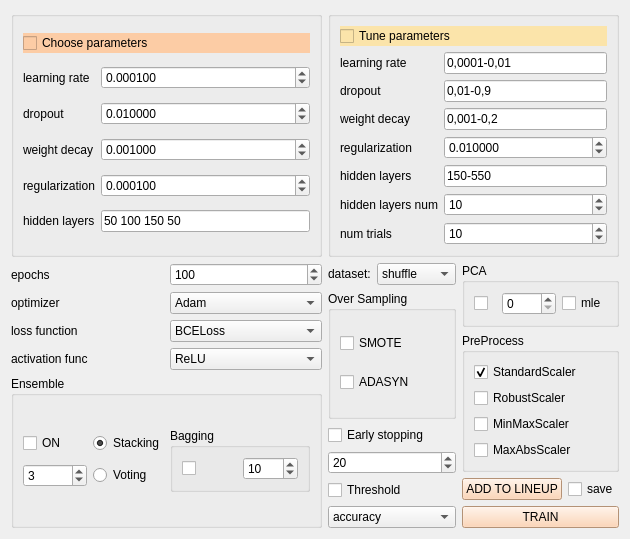
Old version of the form qt/torch_classfier.ui in the repository idergunoff/geovel_1.0.
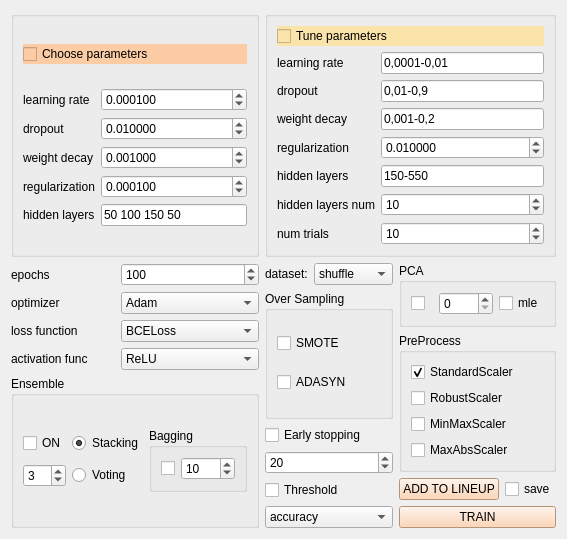
New version of the form.

Commit message: skroch models

```diff
--- a/qt/torch_classfier.ui
+++ b/qt/torch_classfier.ui
@@ -6,8 +6,8 @@
    <rect>
     <x>0</x>
     <y>0</y>
-    <width>630</width>
-    <height>502</height>
+    <width>538</width>
+    <height>497</height>
    </rect>
   </property>
   <property name="windowTitle">
@@ -16,14 +16,16 @@
   <property name="styleSheet">
    <string notr="true"/>
   </property>
-  <layout class="QGridLayout" name="gridLayout_8">
+  <layout class="QGridLayout" name="gridLayout_16">
+   <item row="0" column="0">
+    <layout class="QGridLayout" name="gridLayout_15">
    <item row="0" column="0">
     <widget class="QGroupBox" name="groupBox">
      <property name="title">
       <string/>
      </property>
-     <layout class="QGridLayout" name="gridLayout">
-      <item row="0" column="0" colspan="2">
+       <layout class="QGridLayout" name="gridLayout_13">
+        <item row="0" column="0">
        <widget class="QCheckBox" name="checkBox_choose_param">
         <property name="styleSheet">
          <string notr="true">background-color: rgb(252, 204, 165);</string>
@@ -34,6 +36,8 @@
        </widget>
       </item>
       <item row="1" column="0">
+         <layout class="QGridLayout" name="gridLayout">
+          <item row="0" column="0">
        <widget class="QLabel" name="label">
         <property name="toolTip">
          <string>Этот параметр контролирует размер шага, с которым обновляются веса модели во время обучения. Более высокая скорость обучения может привести к более быстрой сходимости, но также может вызвать перепрыгивание через оптимальное решение.</string>
@@ -43,7 +47,7 @@
         </property>
        </widget>
       </item>
-      <item row="1" column="1">
+          <item row="0" column="1">
        <widget class="QDoubleSpinBox" name="doubleSpinBox_choose_lr">
         <property name="toolTip">
          <string>Этот параметр контролирует размер шага, с которым обновляются веса модели во время обучения. Более высокая скорость обучения может привести к более быстрой сходимости, но также может вызвать перепрыгивание через оптимальное решение.</string>
@@ -59,7 +63,7 @@
         </property>
        </widget>
       </item>
-      <item row="2" column="0">
+          <item row="1" column="0">
        <widget class="QLabel" name="label_2">
         <property name="toolTip">
          <string>Это техника регуляризации, используемая для предотвращения переобучения. Она случайным образом отключает (обнуляет) определенный процент входных данных слоя во время обучения, делая модель более устойчивой.</string>
@@ -69,7 +73,7 @@
         </property>
        </widget>
       </item>
-      <item row="2" column="1">
+          <item row="1" column="1">
        <widget class="QDoubleSpinBox" name="doubleSpinBox_choose_dropout">
         <property name="toolTip">
          <string>Это техника регуляризации, используемая для предотвращения переобучения. Она случайным образом отключает (обнуляет) определенный процент входных данных слоя во время обучения, делая модель более устойчивой.</string>
@@ -85,7 +89,7 @@
         </property>
        </widget>
       </item>
-      <item row="3" column="0">
+          <item row="2" column="0">
        <widget class="QLabel" name="label_3">
         <property name="toolTip">
          <string>&lt;html&gt;&lt;head/&gt;&lt;body&gt;&lt;p&gt;L2-регуляризация - добавляет штраф к функции потерь, побуждая модель изучать более мелкие веса и снижая риск переобучения.&lt;/p&gt;&lt;/body&gt;&lt;/html&gt;</string>
@@ -95,7 +99,7 @@
         </property>
        </widget>
       </item>
-      <item row="3" column="1">
+          <item row="2" column="1">
        <widget class="QDoubleSpinBox" name="doubleSpinBox_choose_decay">
         <property name="toolTip">
          <string>&lt;html&gt;&lt;head/&gt;&lt;body&gt;&lt;p&gt;L2-регуляризация, это добавляет штраф к функции потерь, побуждая модель изучать более мелкие веса и снижая риск &lt;/p&gt;&lt;/body&gt;&lt;/html&gt;</string>
@@ -111,7 +115,7 @@
         </property>
        </widget>
       </item>
-      <item row="4" column="0">
+          <item row="3" column="0">
        <widget class="QLabel" name="label_4">
         <property name="toolTip">
          <string>Этот гиперпараметр контролирует силу регуляризации, применяемой к весам модели, помогая предотвратить переобучение.</string>
@@ -121,7 +125,7 @@
         </property>
        </widget>
       </item>
-      <item row="4" column="1">
+          <item row="3" column="1">
        <widget class="QDoubleSpinBox" name="doubleSpinBox_choose_reagular">
         <property name="toolTip">
          <string>Этот гиперпараметр контролирует силу регуляризации, применяемой к весам модели, помогая предотвратить переобучение.</string>
@@ -137,7 +141,7 @@
         </property>
        </widget>
       </item>
-      <item row="5" column="0">
+          <item row="4" column="0">
        <widget class="QLabel" name="label_5">
         <property name="toolTip">
          <string>количество и размер скрытых слоев в нейронной сети.</string>
@@ -147,7 +151,7 @@
         </property>
        </widget>
       </item>
-      <item row="5" column="1">
+          <item row="4" column="1">
        <widget class="QLineEdit" name="lineEdit_choose_layers">
         <property name="toolTip">
          <string>количество и размер скрытых слоев в нейронной сети.</string>
@@ -158,14 +162,18 @@
        </widget>
       </item>
      </layout>
-    </widget>
-   </item>
-   <item row="0" column="1" colspan="2">
+        </item>
+       </layout>
+      </widget>
+     </item>
+     <item row="0" column="1">
     <widget class="QGroupBox" name="groupBox_2">
      <property name="title">
       <string/>
      </property>
-     <layout class="QGridLayout" name="gridLayout_2">
+       <layout class="QGridLayout" name="gridLayout_14">
+        <item row="0" column="0">
+         <layout class="QGridLayout" name="gridLayout_11">
       <item row="0" column="0" colspan="2">
        <widget class="QCheckBox" name="checkBox_tune_param">
         <property name="styleSheet">
@@ -308,223 +316,13 @@
        </widget>
       </item>
      </layout>
-    </widget>
-   </item>
-   <item row="1" column="1">
-    <layout class="QGridLayout" name="gridLayout_6">
-     <item row="0" column="0">
-      <layout class="QGridLayout" name="gridLayout_4">
-       <item row="0" column="0">
-        <widget class="QLabel" name="label_14">
-         <property name="text">
-          <string>dataset:</string>
-         </property>
-        </widget>
-       </item>
-       <item row="0" column="1">
-        <widget class="QComboBox" name="comboBox_dataset">
-         <item>
-          <property name="text">
-           <string>shuffle</string>
-          </property>
-         </item>
-         <item>
-          <property name="text">
-           <string>well split</string>
-          </property>
-         </item>
-        </widget>
-       </item>
-      </layout>
-     </item>
-     <item row="5" column="0">
-      <widget class="QCheckBox" name="checkBox_threshold">
-       <property name="toolTip">
-        <string>&lt;html&gt;&lt;head/&gt;&lt;body&gt;&lt;p&gt;Этот параметр определяет порог, при котором прогнозы модели считаются положительными или отрицательными. &lt;/p&gt;&lt;p&gt;Например, если порог установлен на 0,5, то все прогнозы, превышающие 0,5, будут классифицированы как положительные, а остальные - как отрицательные.&lt;/p&gt;&lt;/body&gt;&lt;/html&gt;</string>
-       </property>
-       <property name="text">
-        <string>Threshold</string>
-       </property>
+        </item>
+       </layout>
       </widget>
      </item>
-     <item row="3" column="0">
-      <widget class="QCheckBox" name="checkBox_early_stop">
-       <property name="toolTip">
-        <string>&lt;p&gt;Эта опция позволяет автоматически останавливать обучение, когда производительность модели на проверочном наборе данных перестает улучшаться. Это помогает предотвратить переобучение.&lt;/p&gt;</string>
-       </property>
-       <property name="text">
-        <string>Early stopping</string>
-       </property>
-      </widget>
-     </item>
-     <item row="6" column="0">
-      <widget class="QComboBox" name="comboBox_threshold">
-       <property name="toolTip">
-        <string>&lt;html&gt;&lt;head/&gt;&lt;body&gt;&lt;p&gt;&lt;span style=&quot; font-weight:600;&quot;&gt;Accuracy&lt;/span&gt;: Найти индекс порога, максимизирующего точность (TPR + TNR)&lt;/p&gt;&lt;p&gt;&lt;span style=&quot; font-weight:600;&quot;&gt;Sensitivity&lt;/span&gt;: Найти индекс порога, максимизирующего чувствительность (TPR)&lt;/p&gt;&lt;p&gt;&lt;span style=&quot; font-weight:600;&quot;&gt;Specificity:&lt;/span&gt; Найти индекс порога, максимизирующего специфичность (TNR)&lt;/p&gt;&lt;/body&gt;&lt;/html&gt;</string>
-       </property>
-       <item>
-        <property name="text">
-         <string>accuracy</string>
-        </property>
-       </item>
-       <item>
-        <property name="text">
-         <string>sensitivity</string>
-        </property>
-       </item>
-       <item>
-        <property name="text">
-         <string>specificity</string>
-        </property>
-       </item>
-      </widget>
-     </item>
-     <item row="4" column="0">
-      <widget class="QSpinBox" name="spinBox_stop_patience">
-       <property name="maximum">
-        <number>100</number>
-       </property>
-       <property name="value">
-        <number>20</number>
-       </property>
-      </widget>
-     </item>
-     <item row="2" column="0">
-      <widget class="QGroupBox" name="groupBox_14">
-       <property name="title">
-        <string>Over Sampling</string>
-       </property>
-       <layout class="QGridLayout" name="gridLayout_31">
-        <item row="0" column="0">
-         <widget class="QCheckBox" name="checkBox_smote">
-          <property name="text">
-           <string>SMOTE</string>
-          </property>
-         </widget>
-        </item>
         <item row="1" column="0">
-         <widget class="QCheckBox" name="checkBox_adasyn">
-          <property name="text">
-           <string>ADASYN</string>
-          </property>
-         </widget>
-        </item>
-       </layout>
-      </widget>
-     </item>
-    </layout>
-   </item>
-   <item row="1" column="2">
-    <layout class="QGridLayout" name="gridLayout_7">
-     <item row="2" column="0">
-      <widget class="QPushButton" name="pushButton_lineup">
-       <property name="styleSheet">
-        <string notr="true">background-color: rgb(252, 204, 165);</string>
-       </property>
-       <property name="text">
-        <string>ADD TO LINEUP</string>
-       </property>
-      </widget>
-     </item>
-     <item row="3" column="0" colspan="2">
-      <widget class="QPushButton" name="pushButton_train">
-       <property name="styleSheet">
-        <string notr="true">background-color: rgb(252, 204, 165);</string>
-       </property>
-       <property name="text">
-        <string>TRAIN</string>
-       </property>
-      </widget>
-     </item>
-     <item row="2" column="1">
-      <widget class="QCheckBox" name="checkBox_save_model">
-       <property name="enabled">
-        <bool>true</bool>
-       </property>
-       <property name="text">
-        <string>save</string>
-       </property>
-      </widget>
-     </item>
-     <item row="0" column="0" colspan="2">
-      <widget class="QGroupBox" name="groupBox_11">
-       <property name="title">
-        <string>PCA</string>
-       </property>
-       <layout class="QGridLayout" name="gridLayout_9">
-        <item row="0" column="1">
-         <widget class="QSpinBox" name="spinBox_pca">
-          <property name="maximum">
-           <number>1000</number>
-          </property>
-         </widget>
-        </item>
+      <layout class="QGridLayout" name="gridLayout_12">
         <item row="0" column="0">
-         <widget class="QCheckBox" name="checkBox_pca">
-          <property name="text">
-           <string/>
-          </property>
-         </widget>
-        </item>
-        <item row="0" column="2">
-         <widget class="QCheckBox" name="checkBox_pca_mle">
-          <property name="text">
-           <string>mle</string>
-          </property>
-         </widget>
-        </item>
-       </layout>
-      </widget>
-     </item>
-     <item row="1" column="0" colspan="2">
-      <widget class="QGroupBox" name="groupBox_17">
-       <property name="title">
-        <string>PreProcess</string>
-       </property>
-       <layout class="QGridLayout" name="gridLayout_36">
-        <item row="0" column="0">
-         <layout class="QGridLayout" name="gridLayout_30">
-          <item row="0" column="0">
-           <widget class="QCheckBox" name="checkBox_stdscaler">
-            <property name="text">
-             <string>StandardScaler</string>
-            </property>
-            <property name="checked">
-             <bool>true</bool>
-            </property>
-           </widget>
-          </item>
-          <item row="1" column="0">
-           <widget class="QCheckBox" name="checkBox_robscaler">
-            <property name="text">
-             <string>RobustScaler</string>
-            </property>
-           </widget>
-          </item>
-          <item row="2" column="0">
-           <widget class="QCheckBox" name="checkBox_mnmxscaler">
-            <property name="text">
-             <string>MinMaxScaler</string>
-            </property>
-           </widget>
-          </item>
-          <item row="3" column="0">
-           <widget class="QCheckBox" name="checkBox_mxabsscaler">
-            <property name="text">
-             <string>MaxAbsScaler</string>
-            </property>
-           </widget>
-          </item>
-         </layout>
-        </item>
-       </layout>
-      </widget>
-     </item>
-    </layout>
-   </item>
-   <item row="1" column="0">
-    <layout class="QVBoxLayout" name="verticalLayout">
-     <item>
       <layout class="QGridLayout" name="gridLayout_5">
        <item row="3" column="1">
         <widget class="QComboBox" name="comboBox_activation_func">
@@ -659,7 +457,7 @@
        </item>
       </layout>
      </item>
-     <item>
+       <item row="1" column="0">
       <widget class="QGroupBox" name="groupBox_3">
        <property name="title">
         <string>Ensemble</string>
@@ -731,6 +529,228 @@
         </item>
        </layout>
       </widget>
+       </item>
+      </layout>
+     </item>
+     <item row="1" column="1">
+      <layout class="QGridLayout" name="gridLayout_8">
+       <item row="0" column="0">
+        <layout class="QGridLayout" name="gridLayout_4">
+         <item row="0" column="0">
+          <widget class="QLabel" name="label_14">
+           <property name="text">
+            <string>dataset:</string>
+           </property>
+          </widget>
+         </item>
+         <item row="0" column="1">
+          <widget class="QComboBox" name="comboBox_dataset">
+           <item>
+            <property name="text">
+             <string>shuffle</string>
+            </property>
+           </item>
+           <item>
+            <property name="text">
+             <string>well split</string>
+            </property>
+           </item>
+          </widget>
+         </item>
+        </layout>
+       </item>
+       <item row="0" column="1" rowspan="4">
+        <layout class="QGridLayout" name="gridLayout_7">
+         <item row="2" column="0">
+          <widget class="QPushButton" name="pushButton_lineup">
+           <property name="styleSheet">
+            <string notr="true">background-color: rgb(252, 204, 165);</string>
+           </property>
+           <property name="text">
+            <string>ADD TO LINEUP</string>
+           </property>
+          </widget>
+         </item>
+         <item row="3" column="0" colspan="2">
+          <widget class="QPushButton" name="pushButton_train">
+           <property name="styleSheet">
+            <string notr="true">background-color: rgb(252, 204, 165);</string>
+           </property>
+           <property name="text">
+            <string>TRAIN</string>
+           </property>
+          </widget>
+         </item>
+         <item row="2" column="1">
+          <widget class="QCheckBox" name="checkBox_save_model">
+           <property name="enabled">
+            <bool>true</bool>
+           </property>
+           <property name="text">
+            <string>save</string>
+           </property>
+          </widget>
+         </item>
+         <item row="0" column="0" colspan="2">
+          <widget class="QGroupBox" name="groupBox_11">
+           <property name="title">
+            <string>PCA</string>
+           </property>
+           <layout class="QGridLayout" name="gridLayout_9">
+            <item row="0" column="1">
+             <widget class="QSpinBox" name="spinBox_pca">
+              <property name="maximum">
+               <number>1000</number>
+              </property>
+             </widget>
+            </item>
+            <item row="0" column="0">
+             <widget class="QCheckBox" name="checkBox_pca">
+              <property name="text">
+               <string/>
+              </property>
+             </widget>
+            </item>
+            <item row="0" column="2">
+             <widget class="QCheckBox" name="checkBox_pca_mle">
+              <property name="text">
+               <string>mle</string>
+              </property>
+             </widget>
+            </item>
+           </layout>
+          </widget>
+         </item>
+         <item row="1" column="0" colspan="2">
+          <widget class="QGroupBox" name="groupBox_17">
+           <property name="title">
+            <string>PreProcess</string>
+           </property>
+           <layout class="QGridLayout" name="gridLayout_36">
+            <item row="0" column="0">
+             <layout class="QGridLayout" name="gridLayout_30">
+              <item row="0" column="0">
+               <widget class="QCheckBox" name="checkBox_stdscaler">
+                <property name="text">
+                 <string>StandardScaler</string>
+                </property>
+                <property name="checked">
+                 <bool>true</bool>
+                </property>
+               </widget>
+              </item>
+              <item row="1" column="0">
+               <widget class="QCheckBox" name="checkBox_robscaler">
+                <property name="text">
+                 <string>RobustScaler</string>
+                </property>
+               </widget>
+              </item>
+              <item row="2" column="0">
+               <widget class="QCheckBox" name="checkBox_mnmxscaler">
+                <property name="text">
+                 <string>MinMaxScaler</string>
+                </property>
+               </widget>
+              </item>
+              <item row="3" column="0">
+               <widget class="QCheckBox" name="checkBox_mxabsscaler">
+                <property name="text">
+                 <string>MaxAbsScaler</string>
+                </property>
+               </widget>
+              </item>
+             </layout>
+            </item>
+           </layout>
+          </widget>
+         </item>
+        </layout>
+       </item>
+       <item row="1" column="0">
+        <widget class="QGroupBox" name="groupBox_14">
+         <property name="title">
+          <string>Over Sampling</string>
+         </property>
+         <layout class="QGridLayout" name="gridLayout_31">
+          <item row="0" column="0">
+           <widget class="QCheckBox" name="checkBox_smote">
+            <property name="text">
+             <string>SMOTE</string>
+            </property>
+           </widget>
+          </item>
+          <item row="1" column="0">
+           <widget class="QCheckBox" name="checkBox_adasyn">
+            <property name="text">
+             <string>ADASYN</string>
+            </property>
+           </widget>
+          </item>
+         </layout>
+        </widget>
+       </item>
+       <item row="2" column="0">
+        <layout class="QGridLayout" name="gridLayout_2">
+         <item row="0" column="0">
+          <widget class="QCheckBox" name="checkBox_early_stop">
+           <property name="toolTip">
+            <string>&lt;p&gt;Эта опция позволяет автоматически останавливать обучение, когда производительность модели на проверочном наборе данных перестает улучшаться. Это помогает предотвратить переобучение.&lt;/p&gt;</string>
+           </property>
+           <property name="text">
+            <string>Early stopping</string>
+           </property>
+          </widget>
+         </item>
+         <item row="1" column="0">
+          <widget class="QSpinBox" name="spinBox_stop_patience">
+           <property name="maximum">
+            <number>100</number>
+           </property>
+           <property name="value">
+            <number>20</number>
+           </property>
+          </widget>
+         </item>
+        </layout>
+       </item>
+       <item row="3" column="0">
+        <layout class="QGridLayout" name="gridLayout_6">
+         <item row="0" column="0">
+          <widget class="QCheckBox" name="checkBox_threshold">
+           <property name="toolTip">
+            <string>&lt;html&gt;&lt;head/&gt;&lt;body&gt;&lt;p&gt;Этот параметр определяет порог, при котором прогнозы модели считаются положительными или отрицательными. &lt;/p&gt;&lt;p&gt;Например, если порог установлен на 0,5, то все прогнозы, превышающие 0,5, будут классифицированы как положительные, а остальные - как отрицательные.&lt;/p&gt;&lt;/body&gt;&lt;/html&gt;</string>
+           </property>
+           <property name="text">
+            <string>Threshold</string>
+           </property>
+          </widget>
+         </item>
+         <item row="1" column="0">
+          <widget class="QComboBox" name="comboBox_threshold">
+           <property name="toolTip">
+            <string>&lt;html&gt;&lt;head/&gt;&lt;body&gt;&lt;p&gt;&lt;span style=&quot; font-weight:600;&quot;&gt;Accuracy&lt;/span&gt;: Найти индекс порога, максимизирующего точность (TPR + TNR)&lt;/p&gt;&lt;p&gt;&lt;span style=&quot; font-weight:600;&quot;&gt;Sensitivity&lt;/span&gt;: Найти индекс порога, максимизирующего чувствительность (TPR)&lt;/p&gt;&lt;p&gt;&lt;span style=&quot; font-weight:600;&quot;&gt;Specificity:&lt;/span&gt; Найти индекс порога, максимизирующего специфичность (TNR)&lt;/p&gt;&lt;/body&gt;&lt;/html&gt;</string>
+           </property>
+           <item>
+            <property name="text">
+             <string>accuracy</string>
+            </property>
+           </item>
+           <item>
+            <property name="text">
+             <string>sensitivity</string>
+            </property>
+           </item>
+           <item>
+            <property name="text">
+             <string>specificity</string>
+            </property>
+           </item>
+          </widget>
+         </item>
+        </layout>
+       </item>
+      </layout>
      </item>
     </layout>
    </item>
```
Lines whose indentation alone changed are shown as unchanged. The commit also changes 11 other files.
